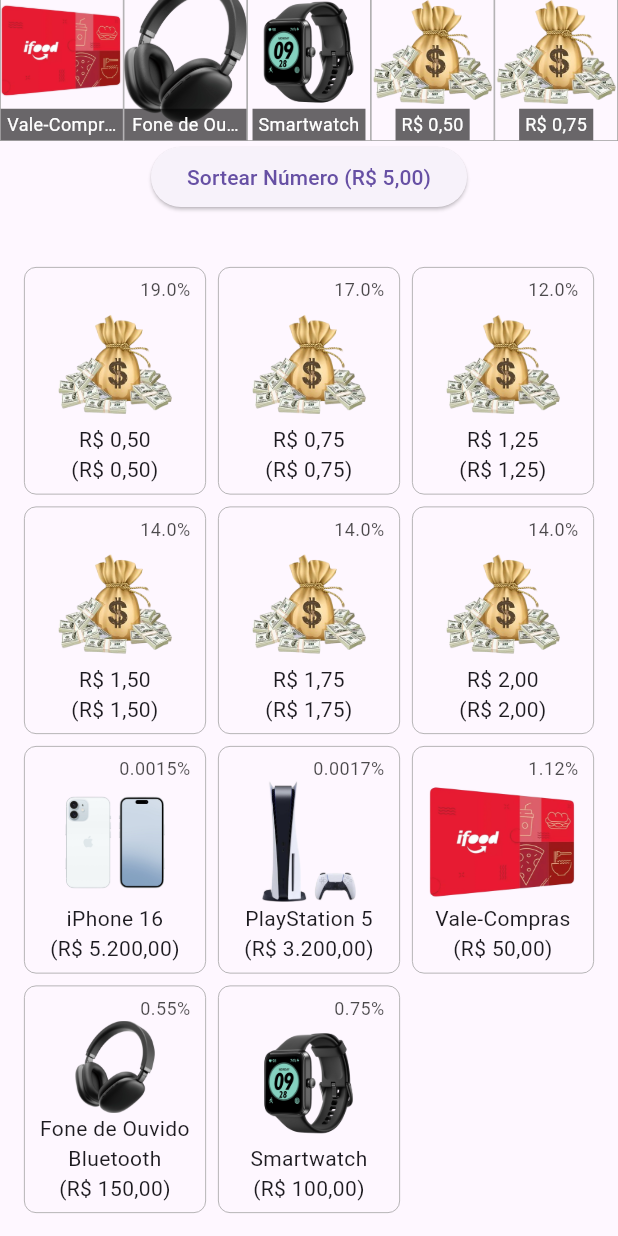
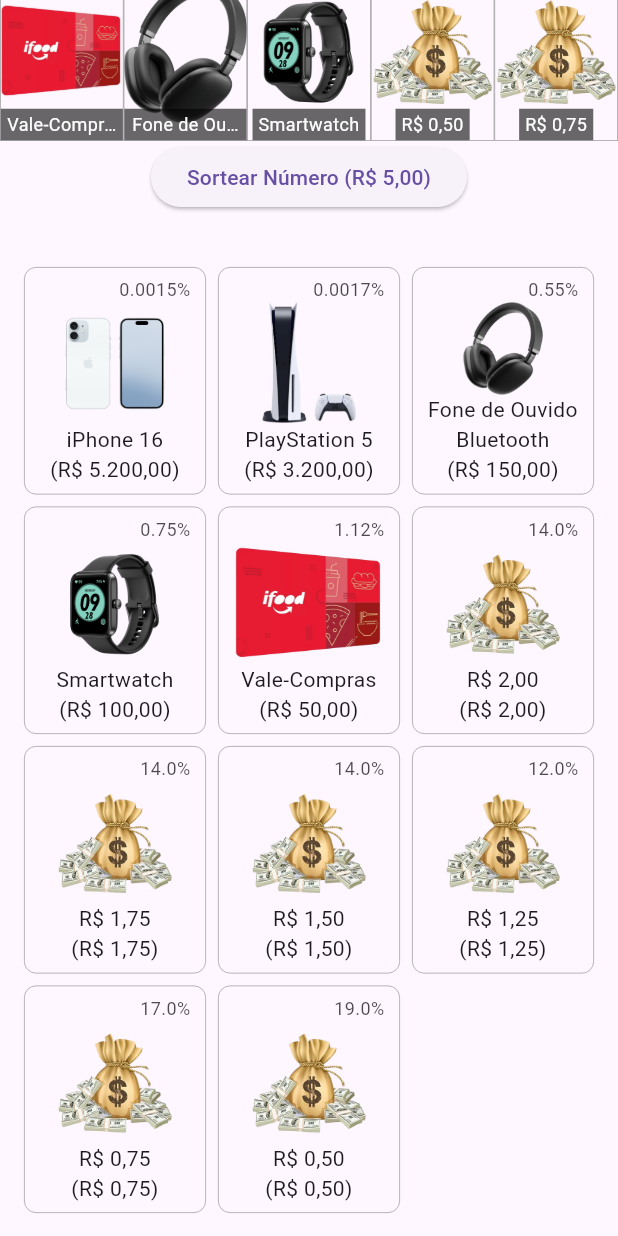
Before and after one commit to joaoconstancio1/genie_luck, a Flutter app: the screen it shows after launch, scrolled down 117 dp, on a phone screen of 412 x 824 dp. Run offline on Flutter 3.47's test engine with Material 3 defaults, Android fonts, the phone set to English and light mode, and no system bars.

```diff
--- a/lib/genie_slider/presenter/pages/genie_slider.dart
+++ b/lib/genie_slider/presenter/pages/genie_slider.dart
@@ -201,7 +201,9 @@ class _GenieSliderState extends State<GenieSlider> {
               ),
               itemCount: sliderItems.length,
               itemBuilder: (context, index) {
-                final item = sliderItems[index];
+                final sortedItems = List<SliderItemModel>.from(sliderItems)
+                  ..sort((a, b) => b.value.compareTo(a.value));
+                final item = sortedItems[index];
                 return Container(
                   padding: EdgeInsets.symmetric(vertical: 6, horizontal: 10),
                   decoration: BoxDecoration(
```
